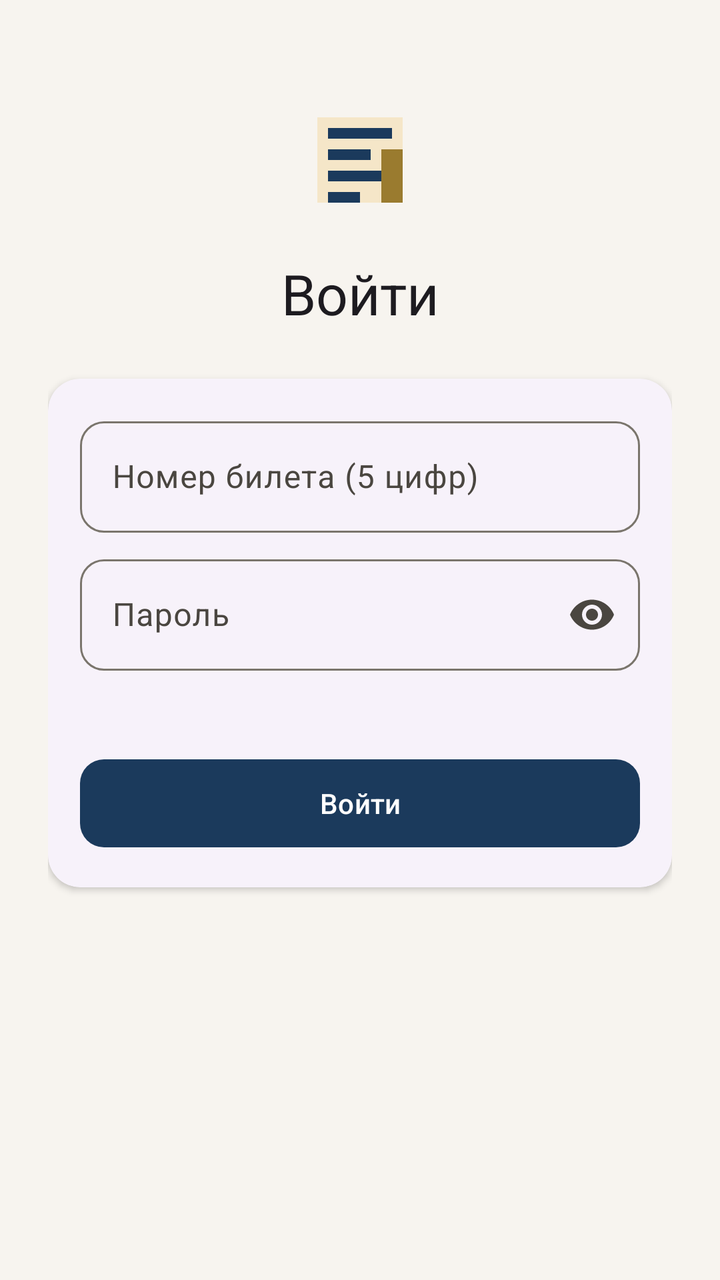
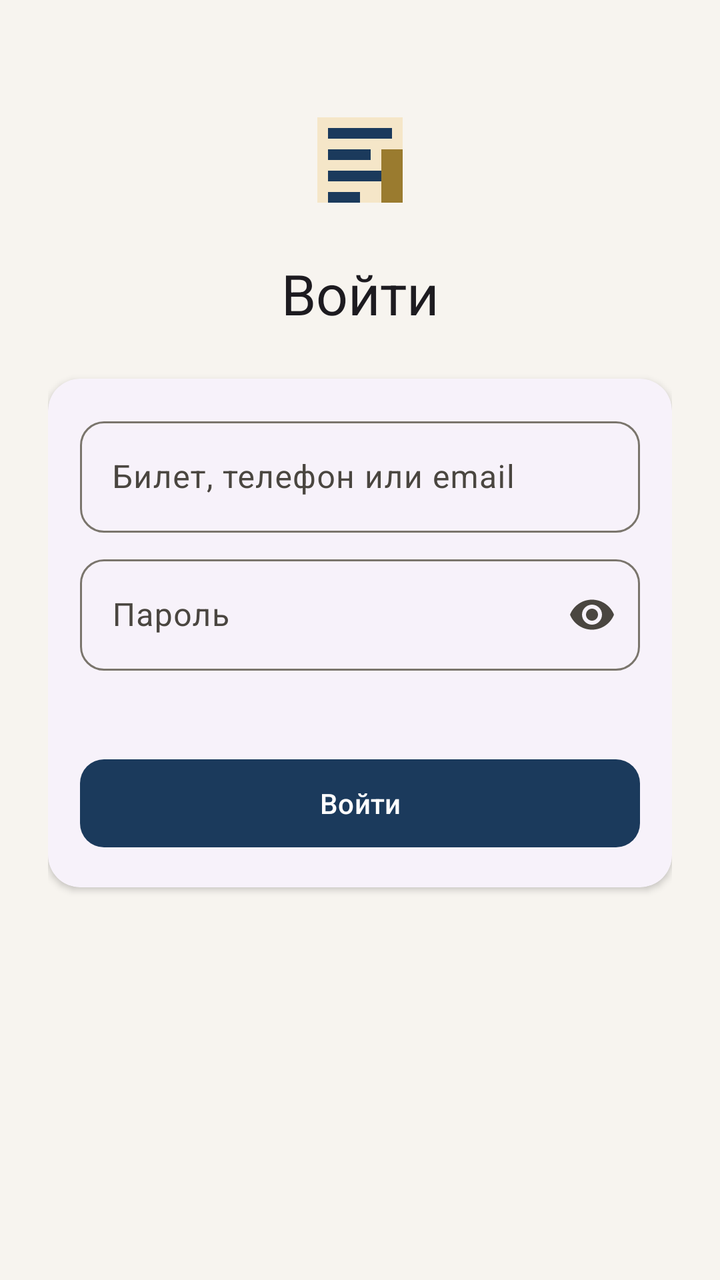

Before-and-after screenshots of an Android layout around one commit, followed by the original layout XML and the change that was made.
<!-- AndroidManifest.xml: application theme Theme.AppLibrary -->
<!-- res/layout/fragment_login.xml -->
<?xml version="1.0" encoding="utf-8"?>
<ScrollView xmlns:android="http://schemas.android.com/apk/res/android"
    xmlns:app="http://schemas.android.com/apk/res-auto"
    android:layout_width="match_parent"
    android:layout_height="match_parent"
    android:background="?android:attr/colorBackground"
    android:fillViewport="true">

    <LinearLayout
        android:layout_width="match_parent"
        android:layout_height="wrap_content"
        android:gravity="center_horizontal"
        android:orientation="vertical"
        android:padding="@dimen/spacing_lg">

        <ImageView
            android:layout_width="64dp"
            android:layout_height="64dp"
            android:layout_marginTop="@dimen/spacing_lg"
            android:contentDescription="@null"
            android:src="@drawable/ic_logo_library" />

        <TextView
            android:layout_width="wrap_content"
            android:layout_height="wrap_content"
            android:layout_marginTop="@dimen/spacing_md"
            android:text="@string/login"
            android:textAppearance="?attr/textAppearanceHeadlineMedium" />

        <com.google.android.material.card.MaterialCardView
            style="@style/Widget.AppLibrary.Card"
            android:layout_width="match_parent"
            android:layout_height="wrap_content"
            android:layout_marginTop="@dimen/spacing_lg">

            <LinearLayout
                android:layout_width="match_parent"
                android:layout_height="wrap_content"
                android:orientation="vertical"
                android:padding="@dimen/spacing_md">

                <com.google.android.material.textfield.TextInputLayout
                    style="@style/Widget.AppLibrary.TextInputLayout"
                    android:layout_width="match_parent"
                    android:layout_height="wrap_content"
                    android:hint="@string/card_number">

                    <com.google.android.material.textfield.TextInputEditText
                        android:id="@+id/input_card"
                        android:layout_width="match_parent"
                        android:layout_height="wrap_content"
                        android:inputType="number"
                        android:maxLength="5" />
                </com.google.android.material.textfield.TextInputLayout>

                <com.google.android.material.textfield.TextInputLayout
                    android:id="@+id/layout_password"
                    style="@style/Widget.AppLibrary.TextInputLayout"
                    android:layout_width="match_parent"
                    android:layout_height="wrap_content"
                    android:layout_marginTop="@dimen/spacing_sm"
                    android:hint="@string/password"
                    app:endIconMode="password_toggle">

                    <com.google.android.material.textfield.TextInputEditText
                        android:id="@+id/input_password"
                        android:layout_width="match_parent"
                        android:layout_height="wrap_content"
                        android:inputType="textPassword" />
                </com.google.android.material.textfield.TextInputLayout>

                <com.google.android.material.textfield.TextInputLayout
                    android:id="@+id/layout_server_url"
                    style="@style/Widget.AppLibrary.TextInputLayout"
                    android:layout_width="match_parent"
                    android:layout_height="wrap_content"
                    android:layout_marginTop="@dimen/spacing_sm"
                    android:hint="@string/server_url_hint"
                    android:visibility="gone">

                    <com.google.android.material.textfield.TextInputEditText
                        android:id="@+id/input_server_url"
                        android:layout_width="match_parent"
                        android:layout_height="wrap_content"
                        android:inputType="textUri" />
                </com.google.android.material.textfield.TextInputLayout>

                <TextView
                    android:id="@+id/text_server"
                    android:layout_width="match_parent"
                    android:layout_height="wrap_content"
                    android:layout_marginTop="@dimen/spacing_sm"
                    android:textAppearance="?attr/textAppearanceBodySmall"
                    android:textColor="?attr/colorOnSurfaceVariant" />

                <TextView
                    android:id="@+id/text_status"
                    android:layout_width="match_parent"
                    android:layout_height="wrap_content"
                    android:layout_marginTop="@dimen/spacing_xs"
                    android:textAppearance="?attr/textAppearanceBodySmall"
                    android:textColor="?attr/colorPrimary"
                    android:visibility="gone" />

                <com.google.android.material.button.MaterialButton
                    android:id="@+id/btn_login"
                    style="@style/Widget.AppLibrary.Button"
                    android:layout_width="match_parent"
                    android:layout_height="wrap_content"
                    android:layout_marginTop="@dimen/spacing_md"
                    android:text="@string/login" />
            </LinearLayout>
        </com.google.android.material.card.MaterialCardView>
    </LinearLayout>
</ScrollView>
<!-- resources referenced by this layout -->
<resources>
  <dimen name="spacing_lg">24dp</dimen>
  <dimen name="spacing_md">16dp</dimen>
  <dimen name="spacing_sm">8dp</dimen>
  <dimen name="spacing_xs">4dp</dimen>
  <!-- drawable ic_logo_library (drawable) -->
  <?xml version="1.0" encoding="utf-8"?>
  <vector xmlns:android="http://schemas.android.com/apk/res/android"
      android:width="96dp"
      android:height="96dp"
      android:viewportWidth="24"
      android:viewportHeight="24">
      <path
          android:fillColor="#F5E6C8"
          android:pathData="M4,4h16v16H4z" />
      <path
          android:fillColor="#1B3A5C"
          android:pathData="M6,6h12v2H6zM6,10h8v2H6zM6,14h10v2H6zM6,18h6v2H6z" />
      <path
          android:fillColor="#9A7B2F"
          android:pathData="M16,10h4v10h-4z" />
  </vector>
  <string name="card_number">Номер билета (5 цифр)</string>
  <string name="login">Войти</string>
  <string name="password">Пароль</string>
  <string name="server_url_hint">https://xxxx.ngrok-free.app/api/v1/</string>
  <style name="Widget.AppLibrary.Button" parent="Widget.Material3.Button">
          <item name="cornerRadius">12dp</item>
          <item name="android:minHeight">52dp</item>
      </style>
  <style name="Widget.AppLibrary.Card" parent="Widget.Material3.CardView.Elevated">
          <item name="cardCornerRadius">@dimen/card_radius</item>
          <item name="cardElevation">2dp</item>
          <item name="strokeWidth">0dp</item>
      </style>
  <style name="Widget.AppLibrary.TextInputLayout" parent="Widget.Material3.TextInputLayout.OutlinedBox">
          <item name="boxCornerRadiusTopStart">12dp</item>
          <item name="boxCornerRadiusTopEnd">12dp</item>
          <item name="boxCornerRadiusBottomStart">12dp</item>
          <item name="boxCornerRadiusBottomEnd">12dp</item>
      </style>
  <style name="Theme.AppLibrary" parent="Base.Theme.AppLibrary" />
  <dimen name="card_radius">16dp</dimen>
  <color name="library_primary">#1B3A5C</color>
  <color name="library_on_primary">#FFFFFF</color>
  <color name="library_primary_container">#D4E4F7</color>
  <color name="library_on_primary_container">#0A2540</color>
  <color name="library_secondary">#9A7B2F</color>
  <color name="library_on_secondary">#FFFFFF</color>
  <color name="library_secondary_container">#F5E6C8</color>
  <color name="library_on_secondary_container">#3D2F0A</color>
  <color name="library_tertiary">#2D6A4F</color>
  <color name="library_on_tertiary">#FFFFFF</color>
  <color name="library_tertiary_container">#B7E4C7</color>
  <color name="library_on_tertiary_container">#0D3321</color>
  <color name="library_background">#F7F4EF</color>
  <color name="library_on_background">#1C1B1A</color>
  <color name="library_surface">#FFFCF8</color>
  <color name="library_on_surface">#1C1B1A</color>
  <color name="library_surface_variant">#E8E4DD</color>
  <color name="library_on_surface_variant">#4A4640</color>
  <color name="library_outline">#7A756C</color>
  <color name="library_error">#BA1A1A</color>
  <color name="library_on_error">#FFFFFF</color>
  <style name="Widget.AppLibrary.BottomNav" parent="Widget.Material3.BottomNavigationView">
          <item name="android:background">?attr/colorSurface</item>
          <item name="elevation">@dimen/bottom_nav_elevation</item>
          <item name="itemActiveIndicatorStyle">@style/Widget.AppLibrary.BottomNav.ActiveIndicator</item>
      </style>
  <dimen name="bottom_nav_elevation">8dp</dimen>
  <style name="Widget.AppLibrary.BottomNav.ActiveIndicator" parent="Widget.Material3.BottomNavigationView.ActiveIndicator">
          <item name="android:color">?attr/colorSecondaryContainer</item>
      </style>
  <!-- unchanged entries left out for length: 1 -->
</resources>

<!-- the commit's change to res/layout/fragment_login.xml (unified diff, before → after) -->
@@ -43,14 +43,13 @@
                     style="@style/Widget.AppLibrary.TextInputLayout"
                     android:layout_width="match_parent"
                     android:layout_height="wrap_content"
-                    android:hint="@string/card_number">
+                    android:hint="@string/login_identifier">
 
                     <com.google.android.material.textfield.TextInputEditText
-                        android:id="@+id/input_card"
+                        android:id="@+id/input_login"
                         android:layout_width="match_parent"
                         android:layout_height="wrap_content"
-                        android:inputType="number"
-                        android:maxLength="5" />
+                        android:inputType="text" />
                 </com.google.android.material.textfield.TextInputLayout>
 
                 <com.google.android.material.textfield.TextInputLayout
<!-- resource entries referenced after the edit -->
@@ -21,8 +21,8 @@
           android:fillColor="#9A7B2F"
           android:pathData="M16,10h4v10h-4z" />
   </vector>
-  <string name="card_number">Номер билета (5 цифр)</string>
   <string name="login">Войти</string>
+  <string name="login_identifier">Билет, телефон или email</string>
   <string name="password">Пароль</string>
   <string name="server_url_hint">https://xxxx.ngrok-free.app/api/v1/</string>
   <style name="Widget.AppLibrary.Button" parent="Widget.Material3.Button">
